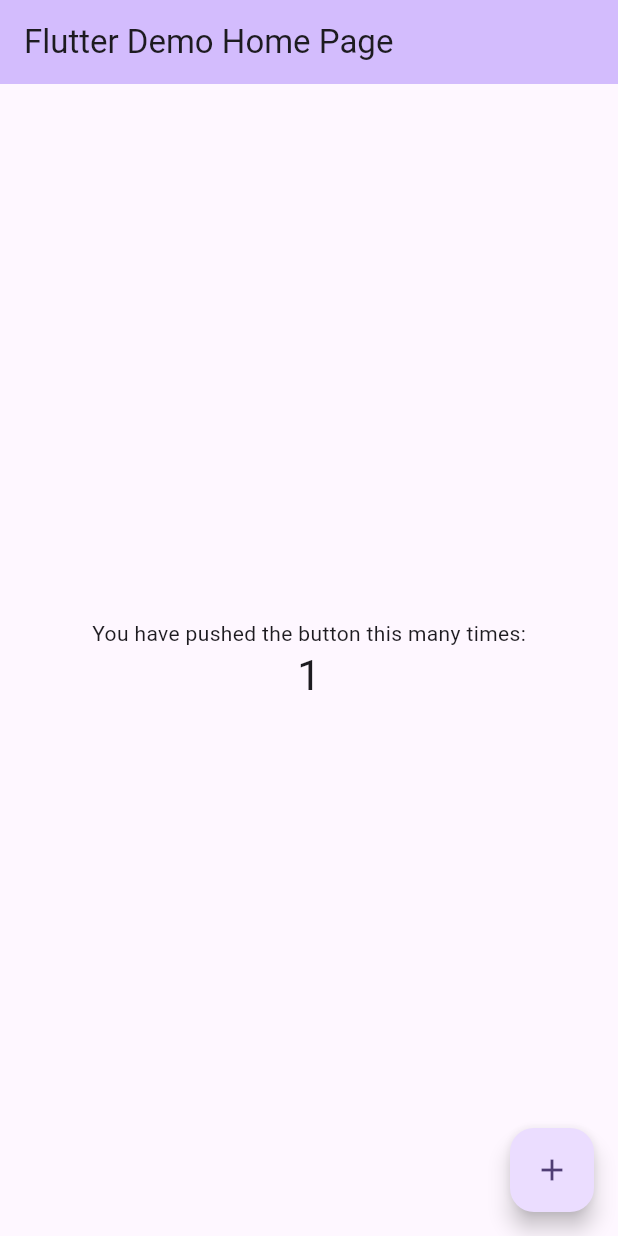
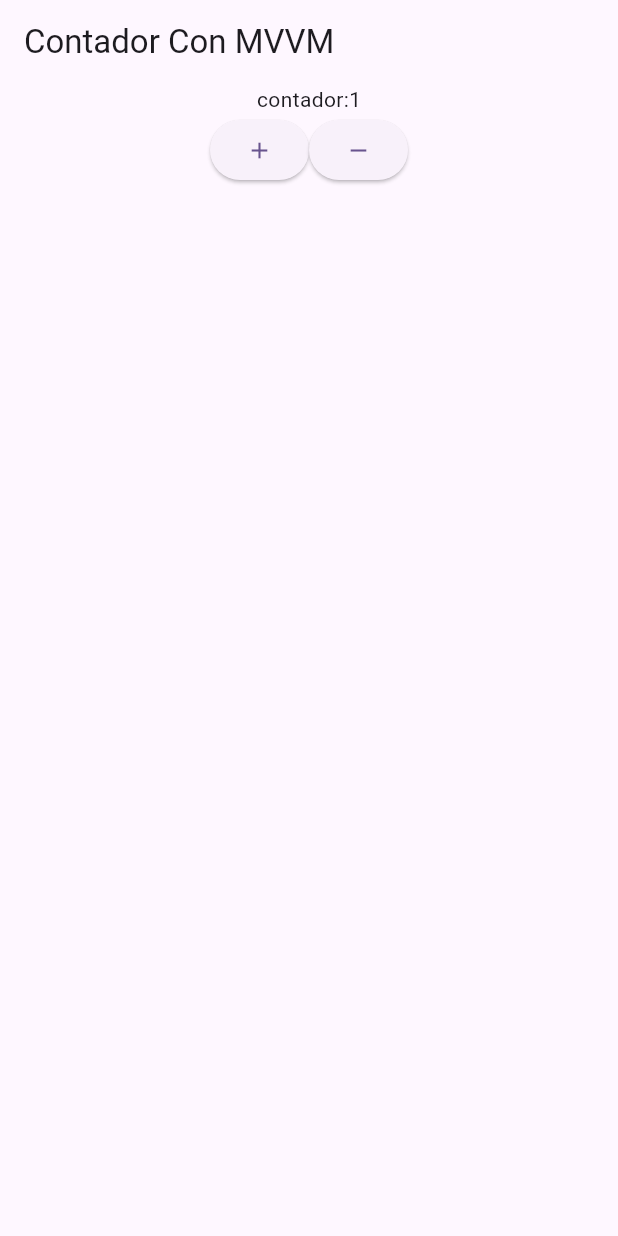
Before and after one commit to Mag615-afk/my_app, a Flutter app: the screen it shows after launch, after a tap on the "add" icon, on a phone screen of 412 x 824 dp. Run offline on Flutter 3.47's test engine with Material 3 defaults, Android fonts, the phone set to English and light mode, and no system bars.

Commit message:
14DeAgosto

```diff
--- a/lib/main.dart
+++ b/lib/main.dart
@@ -1,7 +1,14 @@
 import 'package:flutter/material.dart';
-
+import 'package:flutter_application_3/view/counter_view.dart';
+import 'package:flutter_application_3/viewmodel/counter_viewmodel.dart';
+import 'package:provider/provider.dart';
 void main() {
-  runApp(const MyApp());
+  runApp(
+    ChangeNotifierProvider(
+      create: (context) => CounterViewModel(),
+      child: const MyApp(),
+    )
+  );
 }
 
 class MyApp extends StatelessWidget {
@@ -13,24 +20,9 @@ class MyApp extends StatelessWidget {
     return MaterialApp(
       title: 'Flutter Demo',
       theme: ThemeData(
-        // This is the theme of your application.
-        //
-        // TRY THIS: Try running your application with "flutter run". You'll see
-        // the application has a purple toolbar. Then, without quitting the app,
-        // try changing the seedColor in the colorScheme below to Colors.green
-        // and then invoke "hot reload" (save your changes or press the "hot
-        // reload" button in a Flutter-supported IDE, or press "r" if you used
-        // the command line to start the app).
-        //
-        // Notice that the counter didn't reset back to zero; the application
-        // state is not lost during the reload. To reset the state, use hot
-        // restart instead.
-        //
-        // This works for code too, not just values: Most code changes can be
-        // tested with just a hot reload.
         colorScheme: ColorScheme.fromSeed(seedColor: Colors.deepPurple),
       ),
-      home: const MyHomePage(title: 'Flutter Demo Home Page'),
+      home: CounterView(),
     );
   }
 }
@@ -38,14 +30,6 @@ class MyApp extends StatelessWidget {
 class MyHomePage extends StatefulWidget {
   const MyHomePage({super.key, required this.title});
 
-  // This widget is the home page of your application. It is stateful, meaning
-  // that it has a State object (defined below) that contains fields that affect
-  // how it looks.
-
-  // This class is the configuration for the state. It holds the values (in this
-  // case the title) provided by the parent (in this case the App widget) and
-  // used by the build method of the State. Fields in a Widget subclass are
-  // always marked "final".
 
   final String title;
 
@@ -55,53 +39,21 @@ class MyHomePage extends StatefulWidget {
 
 class _MyHomePageState extends State<MyHomePage> {
   int _counter = 0;
-
   void _incrementCounter() {
     setState(() {
-      // This call to setState tells the Flutter framework that something has
-      // changed in this State, which causes it to rerun the build method below
-      // so that the display can reflect the updated values. If we changed
-      // _counter without calling setState(), then the build method would not be
-      // called again, and so nothing would appear to happen.
       _counter++;
     });
   }
 
   @override
   Widget build(BuildContext context) {
-    // This method is rerun every time setState is called, for instance as done
-    // by the _incrementCounter method above.
-    //
-    // The Flutter framework has been optimized to make rerunning build methods
-    // fast, so that you can just rebuild anything that needs updating rather
-    // than having to individually change instances of widgets.
     return Scaffold(
       appBar: AppBar(
-        // TRY THIS: Try changing the color here to a specific color (to
-        // Colors.amber, perhaps?) and trigger a hot reload to see the AppBar
-        // change color while the other colors stay the same.
         backgroundColor: Theme.of(context).colorScheme.inversePrimary,
-        // Here we take the value from the MyHomePage object that was created by
-        // the App.build method, and use it to set our appbar title.
         title: Text(widget.title),
       ),
       body: Center(
-        // Center is a layout widget. It takes a single child and positions it
-        // in the middle of the parent.
         child: Column(
-          // Column is also a layout widget. It takes a list of children and
-          // arranges them vertically. By default, it sizes itself to fit its
-          // children horizontally, and tries to be as tall as its parent.
-          //
-          // Column has various properties to control how it sizes itself and
-          // how it positions its children. Here we use mainAxisAlignment to
-          // center the children vertically; the main axis here is the vertical
-          // axis because Columns are vertical (the cross axis would be
-          // horizontal).
-          //
-          // TRY THIS: Invoke "debug painting" (choose the "Toggle Debug Paint"
-          // action in the IDE, or press "p" in the console), to see the
-          // wireframe for each widget.
           mainAxisAlignment: MainAxisAlignment.center,
           children: <Widget>[
             const Text('You have pushed the button this many times:'),
--- a/lib/model/counter_model.dart
+++ b/lib/model/counter_model.dart
@@ -1,4 +1,4 @@
 class CounterModel{
-  int counter;
-  CounterModel(this.counter);
+  int count;
+  CounterModel(this.count);
 }
--- /dev/null
+++ b/lib/view/counter_view.dart
@@ -0,0 +1,39 @@
+import 'package:flutter/material.dart';
+import 'package:flutter_application_3/viewmodel/counter_viewmodel.dart';
+import 'package:provider/provider.dart';
+class CounterView extends StatelessWidget {
+  const CounterView({super.key});
+
+@override
+Widget build(BuildContext context) {
+  final counterViewModel = Provider.of<CounterViewModel>(context);
+  return Scaffold(
+    appBar: AppBar(title: Text('Contador Con MVVM'),
+    ),
+    body: Center(
+      child: Column(
+      children: <Widget>[
+        Text("contador:${counterViewModel.count}"),
+        Row(
+          mainAxisAlignment: MainAxisAlignment.center,
+          children: [
+            ElevatedButton(
+          onPressed:() {
+            counterViewModel.incremented();
+        },
+        child:Icon(Icons.add),
+        ),
+            ElevatedButton(onPressed:() {
+          counterViewModel.decremented();
+        },
+        child:Icon(Icons.remove),
+        ),
+          ],
+        )
+
+      ],
+    )
+    )
+  );
+}
+}
--- /dev/null
+++ b/lib/viewmodel/counter_viewmodel.dart
@@ -0,0 +1,14 @@
+import 'package:flutter/material.dart';
+import '../model/counter_model.dart';
+class CounterViewModel extends ChangeNotifier {
+  final CounterModel model= CounterModel(0);
+  int get count => model.count;
+  void incremented(){
+    model.count++;
+    notifyListeners();
+  }
+  void decremented(){
+    model.count--;
+    notifyListeners();
+  }
+}
--- a/pubspec.yaml
+++ b/pubspec.yaml
@@ -34,6 +34,7 @@ dependencies:
   # The following adds the Cupertino Icons font to your application.
   # Use with the CupertinoIcons class for iOS style icons.
   cupertino_icons: ^1.0.8
+  provider: ^6.1.5
 
 dev_dependencies:
   flutter_test:
```
Also changed, not shown: pubspec.lock.
